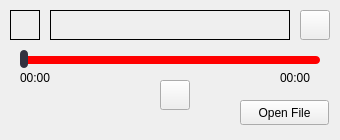
Old version of the form playerwindow.ui in the repository sunnibn/deck_ui.
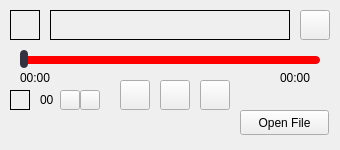
New version of the form. Icons and pictures are not drawn.

Commit message: Add volume change, UI and icon assets

Diff of the .ui file:
```diff
--- a/playerwindow.ui
+++ b/playerwindow.ui
@@ -7,7 +7,7 @@
     <x>0</x>
     <y>0</y>
     <width>340</width>
-    <height>140</height>
+    <height>150</height>
    </rect>
   </property>
   <property name="windowTitle">
@@ -43,7 +43,7 @@
     <property name="geometry">
      <rect>
       <x>240</x>
-      <y>100</y>
+      <y>110</y>
       <width>89</width>
       <height>25</height>
      </rect>
@@ -63,11 +63,11 @@
     </property>
     <property name="styleSheet">
      <string notr="true">QPushButton#secPrvBtn {
-	background-color: transparent;
+	/*background-color: transparent;
 	background: none;
 	border: none;
-	background-repeat: none;
-	border-image: url(:assets/icon_left_64.png);
+	background-repeat: none;*/
+	image: url(:assets/icon_sec_prev_64.png);
 }
 </string>
     </property>
@@ -86,11 +86,11 @@
     </property>
     <property name="styleSheet">
      <string notr="true">QPushButton#secNxtBtn {
-	background-color: transparent;
+	/*background-color: transparent;
 	background: none;
 	border: none;
-	background-repeat: none;
-	border-image: url(:assets/icon_right_64.png);
+	background-repeat: none;*/
+	image: url(:assets/icon_sec_next_64.png);
 }
 </string>
     </property>
@@ -219,6 +219,81 @@
      <string>00:00</string>
     </property>
    </widget>
+   <widget class="QPushButton" name="volUpBtn">
+    <property name="geometry">
+     <rect>
+      <x>60</x>
+      <y>90</y>
+      <width>20</width>
+      <height>20</height>
+     </rect>
+    </property>
+    <property name="styleSheet">
+     <string notr="true">QPushButton#volUpBtn {
+	image: url(:assets/icon_inc_64.png);
+}
+</string>
+    </property>
+    <property name="text">
+     <string/>
+    </property>
+   </widget>
+   <widget class="QPushButton" name="volDownBtn">
+    <property name="geometry">
+     <rect>
+      <x>80</x>
+      <y>90</y>
+      <width>20</width>
+      <height>20</height>
+     </rect>
+    </property>
+    <property name="styleSheet">
+     <string notr="true">QPushButton#volDownBtn {
+	image: url(:assets/icon_dec_64.png);
+}
+</string>
+    </property>
+    <property name="text">
+     <string/>
+    </property>
+   </widget>
+   <widget class="QLabel" name="volIconLbl">
+    <property name="geometry">
+     <rect>
+      <x>10</x>
+      <y>90</y>
+      <width>20</width>
+      <height>20</height>
+     </rect>
+    </property>
+    <property name="sizePolicy">
+     <sizepolicy hsizetype="Preferred" vsizetype="Preferred">
+      <horstretch>0</horstretch>
+      <verstretch>0</verstretch>
+     </sizepolicy>
+    </property>
+    <property name="styleSheet">
+     <string notr="true">QLabel#volIconLbl {
+	border: 1px solid black;
+}</string>
+    </property>
+    <property name="text">
+     <string/>
+    </property>
+   </widget>
+   <widget class="QLabel" name="volNumLbl">
+    <property name="geometry">
+     <rect>
+      <x>40</x>
+      <y>90</y>
+      <width>20</width>
+      <height>20</height>
+     </rect>
+    </property>
+    <property name="text">
+     <string>00</string>
+    </property>
+   </widget>
   </widget>
  </widget>
  <resources/>
```
Left out of the diff: 2 changed lines with no effect on the pictures. The commit also changes 11 other files.
